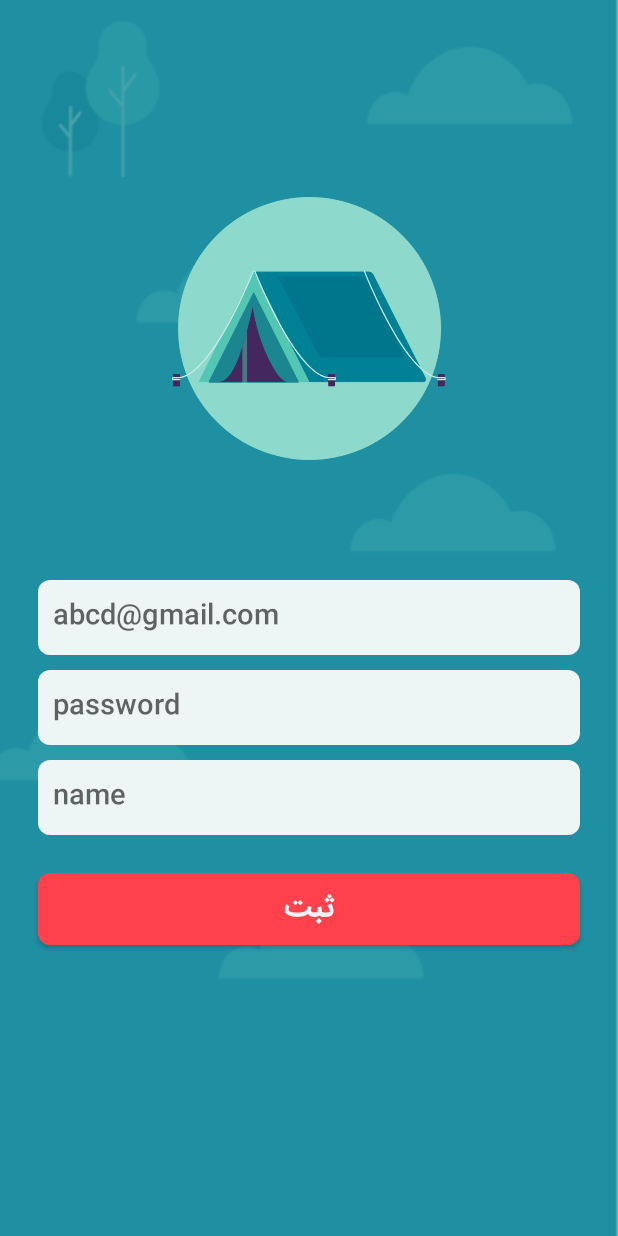
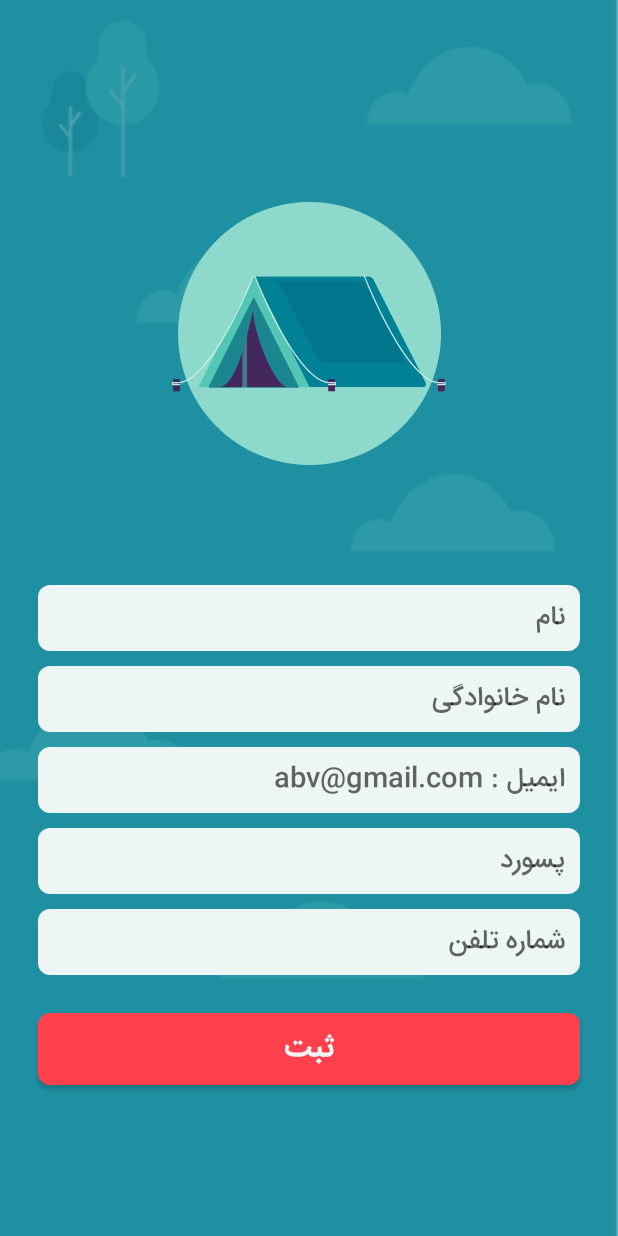
Before and after one commit to SahandGhavami/SahandGasht, an Android app: the screen it shows after launch (FirstPageActivity), after a tap on "عضویت", on a phone screen of 412 x 824 dp. Run offline under Robolectric (Android 15) with nearby library versions, the phone set to English and light mode, and no system bars; network calls fail; 1 statement that could not run was skipped.

Commit message:
signup page has changed & Tour Owner activity has added

```diff
--- a/app/src/main/AndroidManifest.xml
+++ b/app/src/main/AndroidManifest.xml
@@ -11,6 +11,7 @@
         android:roundIcon="@mipmap/ic_launcher_round"
         android:supportsRtl="true"
         android:theme="@style/AppTheme">
+        <activity android:name=".TourOwner"></activity>
         <activity android:name=".MyTours" />
         <activity android:name=".MakingTour" />
         <activity android:name=".FirstPageActivity" />
@@ -18,6 +19,7 @@
             <intent-filter>
                 <action android:name="android.intent.action.MAIN" />
                 <action android:name="android.intent.action.SEARCH" />
+
                 <category android:name="android.intent.category.LAUNCHER" />
             </intent-filter>
         </activity>
--- a/app/src/main/java/ir/sahand/tour/MainActivity.java
+++ b/app/src/main/java/ir/sahand/tour/MainActivity.java
@@ -173,9 +173,13 @@ public class MainActivity extends AppCompatActivity {
     @Override
     public boolean onContextItemSelected(MenuItem item) {
         switch (item.getItemId()){
-            case R.id.my_tours :
+            case R.id.my_reserved_tours :
                 Intent intent = new Intent(getApplicationContext() , MyTours.class);
                 startActivity(intent);
+                break;
+            case R.id.my_tours :
+                Intent intent2 = new Intent(getApplicationContext() , TourOwner.class);
+                startActivity(intent2);
                 break;
             case R.id.logout :
                 AppPreferenceTools.getInstance(getApplicationContext()).removeAllPrefs();
--- a/app/src/main/java/ir/sahand/tour/SignUpFragment.java
+++ b/app/src/main/java/ir/sahand/tour/SignUpFragment.java
@@ -22,6 +22,10 @@ public class SignUpFragment extends Fragment {
     private EditText signup_email;
     private EditText signup_password;
     private EditText signup_name;
+    private EditText signup_lname;
+    private EditText signup_phone_number;
+
+
 
     @Nullable
     @Override
@@ -31,6 +35,9 @@ public class SignUpFragment extends Fragment {
         signup_email = (EditText) view.findViewById (R.id.signup_email_insert);
         signup_password = (EditText) view.findViewById (R.id.signup_password_insert);
         signup_name = (EditText) view.findViewById (R.id.signup_name_insert);
+        signup_lname = (EditText) view.findViewById (R.id.signup_lname_insert);
+        signup_phone_number = (EditText) view.findViewById (R.id.signup_phone_number_insert);
+
 
         signup_btn.setOnClickListener(new View.OnClickListener() {
             @Override
@@ -38,16 +45,19 @@ public class SignUpFragment extends Fragment {
                 final String user_email = signup_email.getText().toString().trim();
                 final String user_password = signup_password.getText().toString().trim();
                 final String user_name = signup_name.getText().toString().trim();
-                registerUsers(user_name , user_password , user_email);
+                final String user_lname = signup_lname.getText().toString().trim();
+                final String user_phone_number = signup_phone_number.getText().toString().trim();
+
+                registerUsers(user_name , user_password , user_email , user_lname , user_phone_number);
             }
         });
 
         return view;
     }
 
-    public void registerUsers(String name , String password , String email){
+    public void registerUsers(String name , String password , String email , String lname , String phone_number){
         APIInterface apiInterface = APIClient.getClient().create(APIInterface.class);
-        Call<SignupResponse> call = apiInterface.registerUser(name, password, email);
+        Call<SignupResponse> call = apiInterface.registerUser(name, password, email , lname , phone_number);
         call.enqueue(new Callback<SignupResponse>() {
             @Override
             public void onResponse(Call<SignupResponse> call, Response<SignupResponse> response) {
--- a/app/src/main/java/ir/sahand/tour/webService/APIInterface.java
+++ b/app/src/main/java/ir/sahand/tour/webService/APIInterface.java
@@ -32,7 +32,7 @@ public interface APIInterface {
 
     @POST("v1/Api.php?apicall=adduser")
     @FormUrlEncoded
-    Call<SignupResponse> registerUser(@Field("user_name") String name , @Field("user_password")String password , @Field("user_email") String email);
+    Call<SignupResponse> registerUser(@Field("user_name") String name , @Field("user_password")String password , @Field("user_email") String email , @Field("user_lname") String lname , @Field("user_phone_number") String phone_number);
 
     @POST("v1/Api.php?apicall=login")
     @FormUrlEncoded
--- a/app/src/main/res/layout/options_menu.xml
+++ b/app/src/main/res/layout/options_menu.xml
@@ -3,6 +3,9 @@
     xmlns:app="http://schemas.android.com/apk/res-auto"
     android:layout_height="wrap_content"
     android:layout_width="wrap_content">
+
+    <item android:id="@+id/my_reserved_tours"
+        android:title="تورهای رزرو شده" />
 
     <item android:id="@+id/my_tours"
         android:title="تورهای من" />
--- a/app/src/main/res/layout/signup_page.xml
+++ b/app/src/main/res/layout/signup_page.xml
@@ -12,45 +12,79 @@
         android:src="@drawable/logo"
         android:layout_centerInParent="true"
         android:layout_marginBottom="80dp"
-        android:layout_above="@id/signup_email_insert" />
+        android:layout_above="@id/signup_name_insert" />
 
     <EditText
-        android:id="@+id/signup_email_insert"
+        android:textDirection="rtl"
+        android:id="@+id/signup_name_insert"
         android:layout_width="match_parent"
-        android:layout_height="50dp"
+        android:layout_height="44dp"
         android:layout_marginStart="25dp"
+
         android:layout_marginEnd="25dp"
-        android:layout_centerInParent="true"
-        android:hint="abcd@gmail.com"
+        android:layout_centerVertical="true"
+        android:hint="نام"
         android:paddingStart="10dp"
+        android:paddingEnd="10dp"
         android:inputType="textEmailAddress"
         android:fontFamily="@font/iransansweb_fanum_medium"
         android:background="@drawable/search_style" />
 
     <EditText
-        android:id="@+id/signup_password_insert"
+        android:textDirection="rtl"
+        android:id="@+id/signup_lname_insert"
         android:layout_width="match_parent"
-        android:layout_height="50dp"
+        android:layout_height="44dp"
         android:layout_marginTop="10dp"
         android:layout_marginStart="25dp"
         android:layout_marginEnd="25dp"
         android:background="@drawable/search_style"
         android:paddingStart="10dp"
+        android:paddingEnd="10dp"
         android:fontFamily="@font/iransansweb_fanum_medium"
-        android:hint="password"
-        android:layout_below="@id/signup_email_insert"/>
+        android:hint="نام خانوادگی"
+        android:layout_below="@id/signup_name_insert"/>
 
     <EditText
-        android:id="@+id/signup_name_insert"
+        android:id="@+id/signup_email_insert"
         android:layout_width="match_parent"
-        android:layout_height="50dp"
+        android:layout_height="44dp"
         android:layout_marginTop="10dp"
         android:layout_marginStart="25dp"
         android:layout_marginEnd="25dp"
         android:background="@drawable/search_style"
         android:paddingStart="10dp"
+        android:paddingEnd="10dp"
         android:fontFamily="@font/iransansweb_fanum_medium"
-        android:hint="name"
+        android:hint="ایمیل : abv@gmail.com"
+        android:layout_below="@id/signup_lname_insert"/>
+
+    <EditText
+        android:id="@+id/signup_password_insert"
+        android:layout_width="match_parent"
+        android:layout_height="44dp"
+        android:layout_marginTop="10dp"
+        android:layout_marginStart="25dp"
+        android:layout_marginEnd="25dp"
+        android:background="@drawable/search_style"
+        android:paddingStart="10dp"
+        android:paddingEnd="10dp"
+        android:fontFamily="@font/iransansweb_fanum_medium"
+        android:hint="پسورد"
+        android:layout_below="@id/signup_email_insert"/>
+
+    <EditText
+        android:id="@+id/signup_phone_number_insert"
+        android:layout_width="match_parent"
+        android:layout_height="44dp"
+        android:layout_marginTop="10dp"
+        android:layout_marginStart="25dp"
+        android:layout_marginEnd="25dp"
+        android:background="@drawable/search_style"
+        android:paddingStart="10dp"
+        android:paddingEnd="10dp"
+        android:fontFamily="@font/iransansweb_fanum_medium"
+        android:hint="شماره تلفن"
         android:layout_below="@id/signup_password_insert"/>
 
     <Button
@@ -63,6 +97,6 @@
         android:textSize="20sp"
         android:layout_margin="25dp"
         android:fontFamily="@font/iransans_fanum_bold"
-        android:layout_below="@id/signup_name_insert"/>
+        android:layout_below="@id/signup_phone_number_insert"/>
 
 </RelativeLayout>
```
Also changed, not shown: app/src/main/java/ir/sahand/tour/TourOwner.java (added, +30 -0 lines), app/src/main/java/ir/sahand/tour/adapter/TourOwnerRecyclerAdapter.java (added, +30 -0 lines), app/src/main/res/layout/activity_tour_owner.xml (added, +124 -0 lines), app/src/main/res/layout/tour_owner_list_customize.xml (added, +53 -0 lines).
